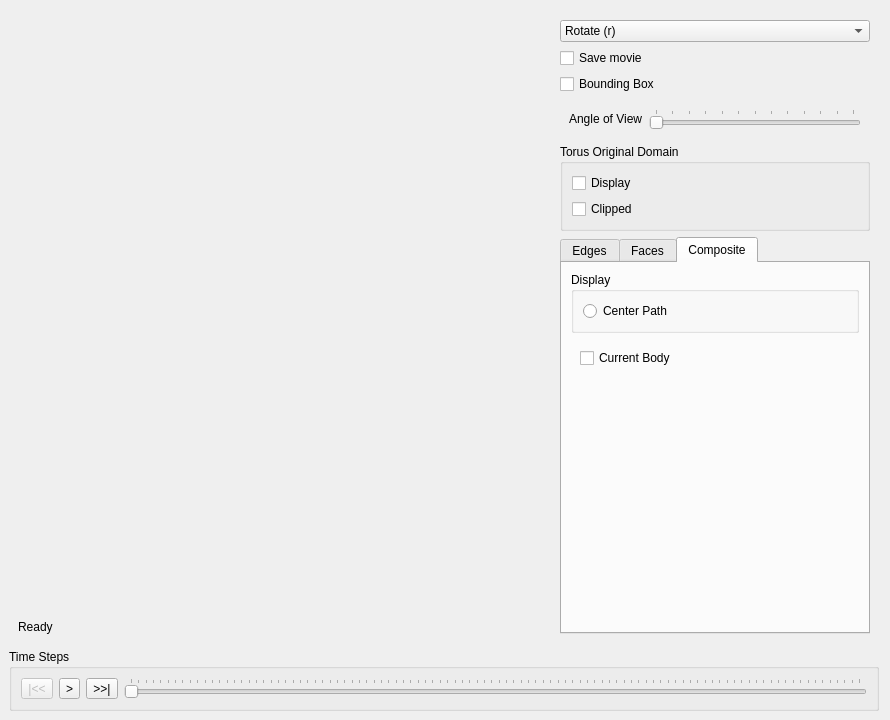
The window that Window.ui (danlipsa/foamvis) describes before a commit, drawn with Qt 5.
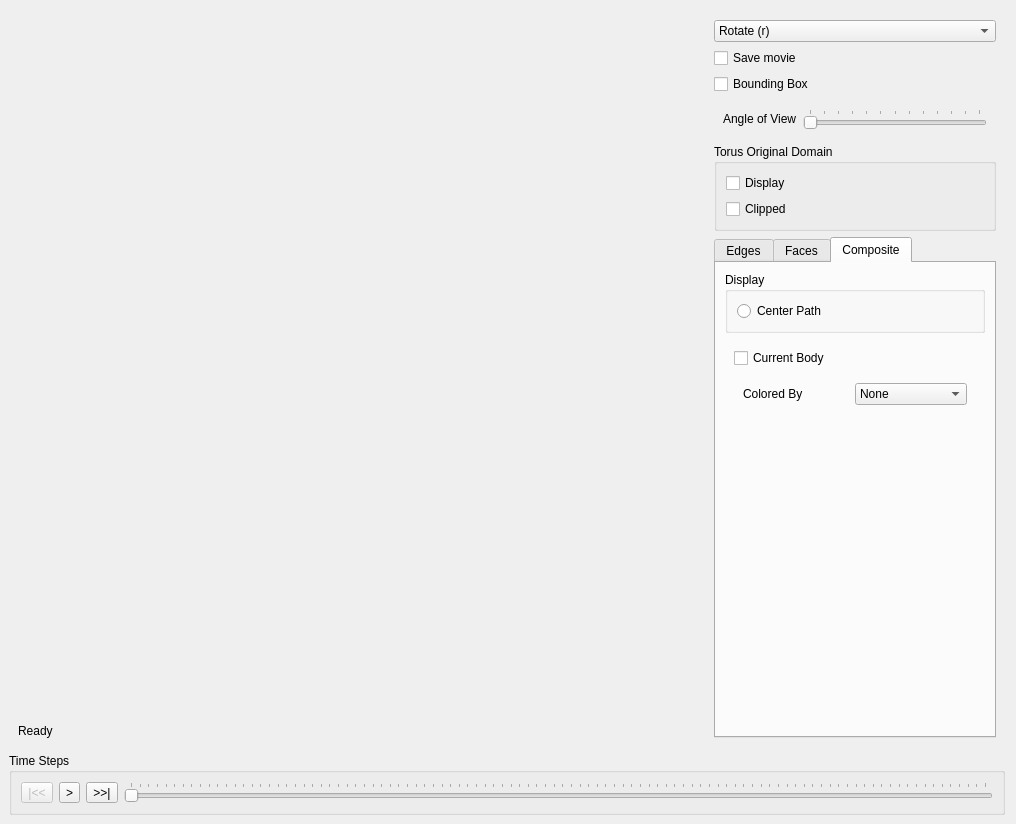
The same window after the commit. The open tabs and pages were chosen to show the change. Custom widgets are drawn as their Qt base class.

```diff
--- a/Window.ui
+++ b/Window.ui
@@ -6,8 +6,8 @@
    <rect>
     <x>0</x>
     <y>0</y>
-    <width>890</width>
-    <height>720</height>
+    <width>1016</width>
+    <height>824</height>
    </rect>
   </property>
   <property name="sizePolicy">
@@ -37,7 +37,7 @@
        <height>0</height>
       </size>
      </property>
-     <layout class="QHBoxLayout" name="horizontalLayout_3" stretch="0,0">
+     <layout class="QHBoxLayout" name="horizontalLayout_3" stretch="1,0">
       <property name="sizeConstraint">
        <enum>QLayout::SetDefaultConstraint</enum>
       </property>
@@ -120,9 +120,15 @@
       </item>
       <item>
        <widget class="QWidget" name="widgetOptions" native="true">
+        <property name="sizePolicy">
+         <sizepolicy hsizetype="Preferred" vsizetype="Preferred">
+          <horstretch>0</horstretch>
+          <verstretch>0</verstretch>
+         </sizepolicy>
+        </property>
         <property name="minimumSize">
          <size>
-          <width>310</width>
+          <width>300</width>
           <height>0</height>
          </size>
         </property>
@@ -480,6 +486,48 @@
                    </property>
                   </widget>
                  </item>
+                 <item>
+                  <widget class="QWidget" name="widget" native="true">
+                   <layout class="QHBoxLayout" name="horizontalLayout_5">
+                    <item>
+                     <widget class="QLabel" name="label_2">
+                      <property name="text">
+                       <string>Colored By</string>
+                      </property>
+                     </widget>
+                    </item>
+                    <item>
+                     <widget class="QComboBox" name="comboBox">
+                      <item>
+                       <property name="text">
+                        <string>None</string>
+                       </property>
+                      </item>
+                      <item>
+                       <property name="text">
+                        <string>Speed Along X</string>
+                       </property>
+                      </item>
+                      <item>
+                       <property name="text">
+                        <string>Speed Along Y</string>
+                       </property>
+                      </item>
+                      <item>
+                       <property name="text">
+                        <string>Speed Along Z</string>
+                       </property>
+                      </item>
+                      <item>
+                       <property name="text">
+                        <string>Speed Total</string>
+                       </property>
+                      </item>
+                     </widget>
+                    </item>
+                   </layout>
+                  </widget>
+                 </item>
                  <item>
                   <spacer name="verticalSpacer">
                    <property name="orientation">
```
Left out of the diff: 51 changed lines with no effect on the pictures.
